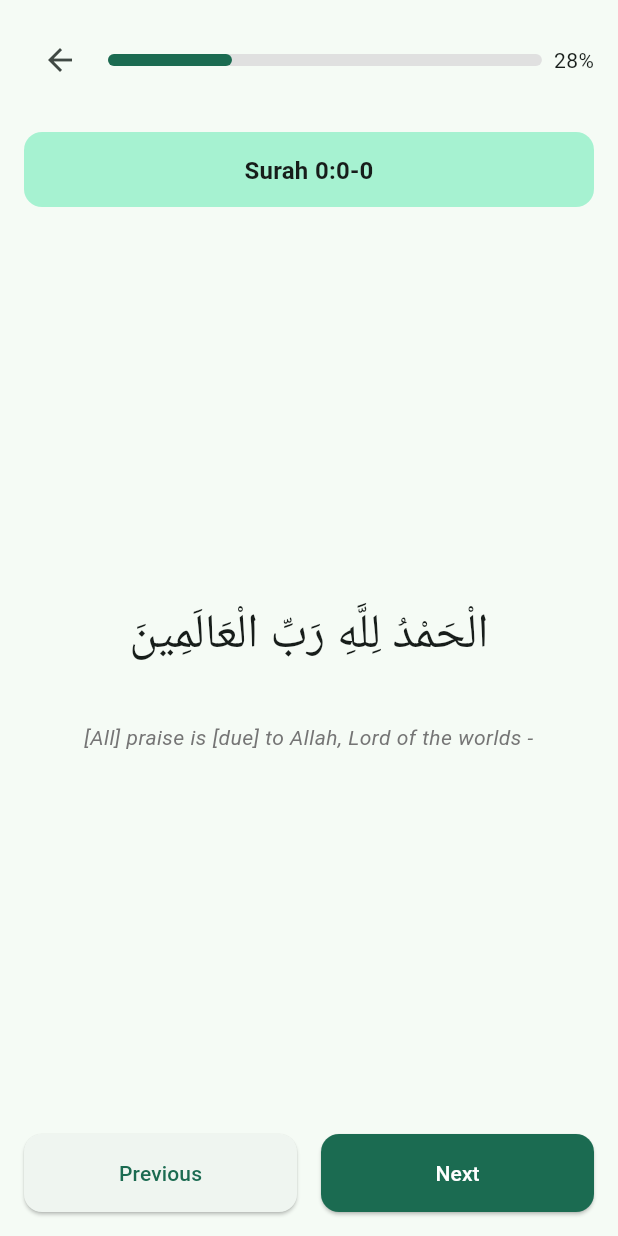
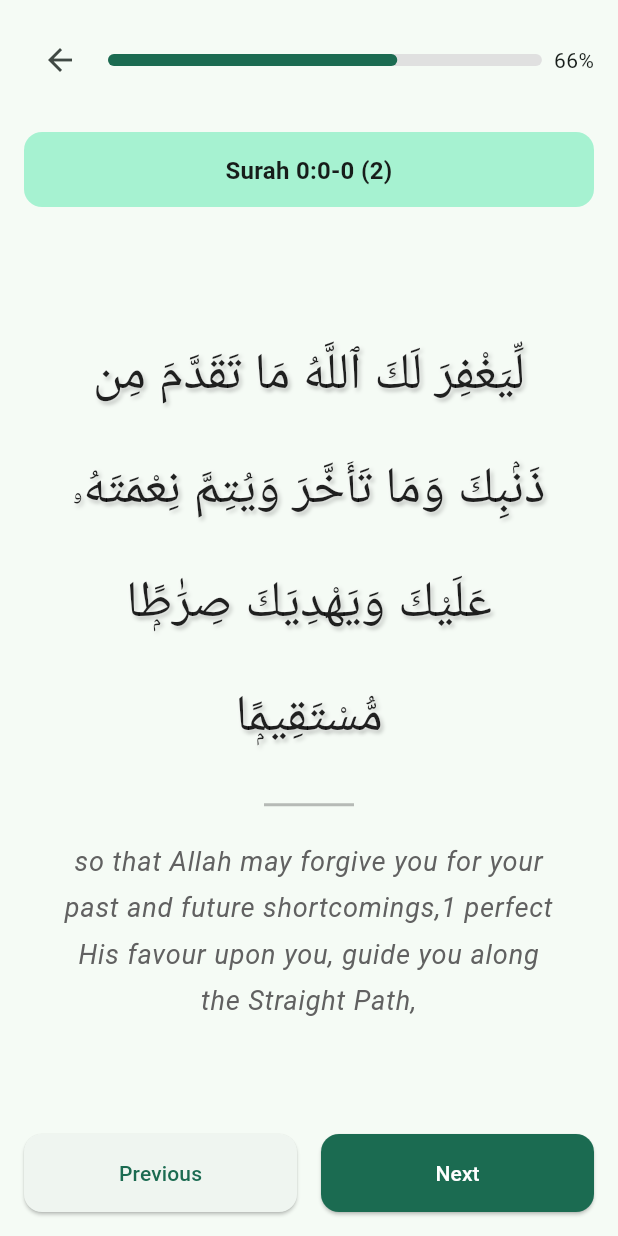
Before and after one commit to oneeall/ourdeen, a Flutter app: the MemorizationSessionView screen opened directly with empty values, after a tap on "Next", on a phone screen of 412 x 824 dp. Run offline on Flutter 3.47's test engine with Material 3 defaults, Android fonts, the phone set to English and light mode, and no system bars; our stand-ins replace google_fonts; Roboto replaces fonts that are missing (Amiri, Noto Sans Anatolian Hieroglyphs).

Commit message:
adjust the memorization feature

```diff
--- a/lib/features/memorizing/data/repositories/memorization_repository_impl.dart
+++ b/lib/features/memorizing/data/repositories/memorization_repository_impl.dart
@@ -1,9 +1,13 @@
+import 'dart:collection';
+
 import '../../domain/entities/memorization_session.dart';
 import '../../domain/repositories/memorization_repository.dart';
 
 class MemorizationRepositoryImpl implements MemorizationRepository {
   // In a real app, this would be stored in a database or fetched from an API
-  final List<MemorizationSession> _sessions = [
+
+  UnmodifiableListView<MemorizationSession> _sessions =
+      UnmodifiableListView([
         MemorizationSession(
           id: 1,
           surahNumber: 1,
@@ -24,13 +28,23 @@ class MemorizationRepositoryImpl implements MemorizationRepository {
           streak: 5,
           progress: 1.0,
         ),
-  ];
+        MemorizationSession(
+          id: 3,
+          surahNumber: 48,
+          startVerse: 1,
+          endVerse: 3,
+          createdAt: DateTime.now().subtract(const Duration(days: 2,)),
+          lastPracticed: DateTime.now().subtract(const Duration(days: 1,)),
+          streak: 0,
+          progress: 0.0,
+        )
+      ]);
 
   @override
-  Future<List<MemorizationSession>> getSessions() async {
+  Future<UnmodifiableListView<MemorizationSession>> getSessions() async {
     // Simulate network delay
     await Future.delayed(const Duration(milliseconds: 300));
-    return _sessions;
+    return UnmodifiableListView(_sessions);
   }
 
   @override
@@ -52,7 +66,7 @@ class MemorizationRepositoryImpl implements MemorizationRepository {
       progress: 0.0,
     );
 
-    _sessions.add(newSession);
+    _sessions = UnmodifiableListView([..._sessions, newSession]);
     return newSession;
   }
 
@@ -66,7 +80,9 @@ class MemorizationRepositoryImpl implements MemorizationRepository {
     final index = _sessions.indexWhere((session) => session.id == sessionId);
     if (index != -1) {
       final session = _sessions[index];
-      _sessions[index] = MemorizationSession(
+
+      final _sessionsList = _sessions.toList();
+      _sessionsList[index] = MemorizationSession(
         id: session.id,
         surahNumber: session.surahNumber,
         startVerse: session.startVerse,
@@ -76,6 +92,8 @@ class MemorizationRepositoryImpl implements MemorizationRepository {
         streak: session.streak,
         progress: progress,
       );
+
+      _sessions = UnmodifiableListView(_sessionsList);
       return _sessions[index];
     }
 
--- a/lib/features/memorizing/domain/repositories/memorization_repository.dart
+++ b/lib/features/memorizing/domain/repositories/memorization_repository.dart
@@ -1,7 +1,9 @@
+import 'dart:collection';
+
 import '../entities/memorization_session.dart';
 
 abstract class MemorizationRepository {
-  Future<List<MemorizationSession>> getSessions();
+  Future<UnmodifiableListView<MemorizationSession>> getSessions();
   Future<MemorizationSession> createSession(int surahNumber, int startVerse, int endVerse);
   Future<MemorizationSession> updateSessionProgress(int sessionId, double progress);
   Future<MemorizationSession> updateSessionStreak(int sessionId);
--- a/lib/features/memorizing/domain/usecases/get_sessions_usecase.dart
+++ b/lib/features/memorizing/domain/usecases/get_sessions_usecase.dart
@@ -1,3 +1,5 @@
+import 'dart:collection';
+
 import '../entities/memorization_session.dart';
 import '../repositories/memorization_repository.dart';
 
@@ -6,7 +8,7 @@ class GetSessionsUseCase {
 
   GetSessionsUseCase(this._memorizationRepository);
 
-  Future<List<MemorizationSession>> call() {
+  Future<UnmodifiableListView<MemorizationSession>> call() {
     return _memorizationRepository.getSessions();
   }
 }
--- a/lib/features/memorizing/presentation/views/memorization_session_view.dart
+++ b/lib/features/memorizing/presentation/views/memorization_session_view.dart
@@ -1,3 +1,5 @@
+import 'dart:ui';
+
 import 'package:flutter/material.dart';
 import 'package:provider/provider.dart';
 import 'package:ourdeen/features/memorizing/presentation/viewmodels/memorizing_viewmodel.dart';
@@ -17,7 +19,8 @@ class MemorizationSessionView extends StatefulWidget {
   });
 
   @override
-  State<MemorizationSessionView> createState() => _MemorizationSessionViewState();
+  State<MemorizationSessionView> createState() =>
+      _MemorizationSessionViewState();
 }
 
 class _MemorizationSessionViewState extends State<MemorizationSessionView>
@@ -25,6 +28,7 @@ class _MemorizationSessionViewState extends State<MemorizationSessionView>
   late AnimationController _controller;
   late Animation<double> _progressAnimation;
   late Animation<Offset> _slideAnimation;
+  late Animation<double> _fadeAnimation;
 
   double _progress = 0.0;
   int _currentStep = 0;
@@ -35,7 +39,8 @@ class _MemorizationSessionViewState extends State<MemorizationSessionView>
     // Surah Al-Fatihah (QS 1:1-7)
     {
       'arabic': 'بِسْمِ اللَّهِ الرَّحْمَٰنِ الرَّحِيمِ',
-      'translation': 'In the name of Allah, the Entirely Merciful, the Especially Merciful.',
+      'translation':
+          'In the name of Allah, the Entirely Merciful, the Especially Merciful.',
     },
     {
       'arabic': 'الْحَمْدُ لِلَّهِ رَبِّ الْعَالَمِينَ',
@@ -58,7 +63,8 @@ class _MemorizationSessionViewState extends State<MemorizationSessionView>
       'translation': 'Guide us to the straight path -',
     },
     {
-      'arabic': 'صِرَاطَ الَّذِينَ أَنْعَمْتَ عَلَيْهِمْ غَيْرِ الْمَغْضُوبِ عَلَيْهِمْ وَلَا الضَّالِّينَ',
+      'arabic':
+          'صِرَاطَ الَّذِينَ أَنْعَمْتَ عَلَيْهِمْ غَيْرِ الْمَغْضُوبِ عَلَيْهِمْ وَلَا الضَّالِّينَ',
       'translation':
           'The path of those upon whom You have bestowed favor, not of those who have evoked [Your] anger or of those who are astray.',
     },
@@ -79,6 +85,21 @@ class _MemorizationSessionViewState extends State<MemorizationSessionView>
       'arabic': 'وَلَمْ يَكُن لَّهُ كُفُوًا أَحَدٌ',
       'translation': 'Nor is there to Him any equivalent."',
     },
+    // Surat Al-Fath (QS 48 : 1-3)
+    {
+      'arabic': 'إِنَّا فَتَحْنَا لَكَ فَتْحًۭا مُّبِينًۭا',
+      'translation': 'Indeed, We have granted you a clear triumph O Prophet',
+    },
+    {
+      'arabic':
+          'لِّيَغْفِرَ لَكَ ٱللَّهُ مَا تَقَدَّمَ مِن ذَنۢبِكَ وَمَا تَأَخَّرَ وَيُتِمَّ نِعْمَتَهُۥ عَلَيْكَ وَيَهْدِيَكَ صِرَٰطًۭا مُّسْتَقِيمًۭا',
+      'translation':
+          'so that Allah may forgive you for your past and future shortcomings,1 perfect His favour upon you, guide you along the Straight Path,',
+    },
+    {
+      'arabic': 'وَيَنصُرَكَ ٱللَّهُ نَصْرًا عَزِيزًا',
+      'translation': 'and so that Allah will help you tremendously',
+    },
   ];
 
   @override
@@ -89,17 +110,20 @@ class _MemorizationSessionViewState extends State<MemorizationSessionView>
       vsync: this,
     );
 
-    _progressAnimation = Tween<double>(begin: 0, end: 1).animate(
-      CurvedAnimation(parent: _controller, curve: Curves.elasticOut),
-    );
+    _progressAnimation = Tween<double>(
+      begin: 0,
+      end: 1,
+    ).animate(CurvedAnimation(parent: _controller, curve: Curves.elasticOut));
+
+    _fadeAnimation = Tween<double>(
+      begin: 0,
+      end: 1,
+    ).animate(CurvedAnimation(parent: _controller, curve: Curves.easeInOut));
 
     _slideAnimation = Tween<Offset>(
       begin: const Offset(1, 0),
       end: Offset.zero,
-    ).animate(CurvedAnimation(
-      parent: _controller,
-      curve: Curves.easeInOut,
-    ));
+    ).animate(CurvedAnimation(parent: _controller, curve: Curves.easeInOut));
 
     _loadVerses();
   }
@@ -112,18 +136,31 @@ class _MemorizationSessionViewState extends State<MemorizationSessionView>
 
   void _loadVerses() {
     // Determine which surah and verses to load
-    if (widget.surahNumber == 1 && widget.startVerse == 1 && widget.endVerse == 7) {
+    if (widget.surahNumber == 1 &&
+        widget.startVerse == 1 &&
+        widget.endVerse == 7) {
       // Surah Al-Fatihah
       _verses = _surahData.sublist(0, 7).map((v) => v['arabic']!).toList();
-      _translations = _surahData.sublist(0, 7).map((v) => v['translation']!).toList();
-    } else if (widget.surahNumber == 112 && widget.startVerse == 1 && widget.endVerse == 4) {
+      _translations = _surahData
+          .sublist(0, 7)
+          .map((v) => v['translation']!)
+          .toList();
+    } else if (widget.surahNumber == 112 &&
+        widget.startVerse == 1 &&
+        widget.endVerse == 4) {
       // Surah Al-Ikhlas
       _verses = _surahData.sublist(7, 11).map((v) => v['arabic']!).toList();
-      _translations = _surahData.sublist(7, 11).map((v) => v['translation']!).toList();
+      _translations = _surahData
+          .sublist(7, 11)
+          .map((v) => v['translation']!)
+          .toList();
     } else {
       // Default to Al-Fatihah if not found
-      _verses = _surahData.sublist(0, 7).map((v) => v['arabic']!).toList();
-      _translations = _surahData.sublist(0, 7).map((v) => v['translation']!).toList();
+      _verses = _surahData.sublist(11, 14).map((v) => v['arabic']!).toList();
+      _translations = _surahData
+          .sublist(11, 14)
+          .map((v) => v['translation']!)
+          .toList();
     }
 
     _progress = 1.0 / _verses.length;
@@ -160,12 +197,15 @@ class _MemorizationSessionViewState extends State<MemorizationSessionView>
       context: context,
       builder: (BuildContext context) {
         return AlertDialog(
-          shape: RoundedRectangleBorder(borderRadius: BorderRadius.circular(16)),
+          shape: RoundedRectangleBorder(
+            borderRadius: BorderRadius.circular(16),
+          ),
           title: const Text('Congratulations!'),
           content: const Text('You have completed memorizing this section.'),
           actions: [
             TextButton(
               onPressed: () {
+                /// TODO : set proper navigation rather than double call navigator pop
                 Navigator.of(context).pop();
                 Navigator.of(context).pop(); // Go back to memorizing view
               },
@@ -184,8 +224,6 @@ class _MemorizationSessionViewState extends State<MemorizationSessionView>
 
   @override
   Widget build(BuildContext context) {
-    final viewModel = Provider.of<MemorizingViewModel>(context);
-
     return Scaffold(
       body: SafeArea(
         child: Padding(
@@ -227,7 +265,7 @@ class _MemorizationSessionViewState extends State<MemorizationSessionView>
                   borderRadius: BorderRadius.circular(12),
                 ),
                 child: Text(
-                  'Surah ${widget.surahNumber}:${widget.startVerse}-${widget.endVerse}',
+                  'Surah ${widget.surahNumber}:${widget.startVerse}-${widget.endVerse} (${_currentStep + 1})',
                   style: Theme.of(context).textTheme.titleMedium?.copyWith(
                     fontWeight: FontWeight.bold,
                   ),
@@ -238,30 +276,95 @@ class _MemorizationSessionViewState extends State<MemorizationSessionView>
 
               // Current verse display
               Expanded(
-                child: SlideTransition(
-                  position: _slideAnimation,
+                child: FadeTransition(
+                  opacity: _fadeAnimation,
                   child: Column(
                     mainAxisAlignment: MainAxisAlignment.center,
+                    crossAxisAlignment: CrossAxisAlignment.center,
                     children: [
-                      // Arabic text
-                      Text(
+                      // Arabic verse
+                      Padding(
+                        padding: const EdgeInsets.symmetric(
+                          horizontal: 16.0,
+                        ),
+                        child: Text(
                           _verses[_currentStep],
-                        style: const TextStyle(
-                          fontSize: 32,
-                          fontFamily: 'Amiri', // Use a traditional Arabic font
-                          height: 2.0,
+                          style: TextStyle(
+                            fontSize: 34,
+                            fontFamily: 'Amiri',
+                            height: 2.2,
+                            fontWeight: FontWeight.w500,
+                            color:
+                                Theme.of(context).brightness ==
+                                    Brightness.dark
+                                ? Colors.white
+                                : Colors.black87,
+                            shadows:
+                                Theme.of(context).brightness ==
+                                    Brightness.dark
+                                ? [
+                                    Shadow(
+                                      color: Colors.black54,
+                                      offset: Offset(1.5, 1.5),
+                                      blurRadius: 3,
+                                    ),
+                                    Shadow(
+                                      color: Colors.white24,
+                                      offset: Offset(0, 0),
+                                      blurRadius: 4,
+                                    ),
+                                  ]
+                                : [
+                                    Shadow(
+                                      color: Colors.black26,
+                                      offset: Offset(1.5, 1.5),
+                                      blurRadius: 3,
+                                    ),
+                                    Shadow(
+                                      color: Colors.white70,
+                                      offset: Offset(0, 0),
+                                      blurRadius: 4,
+                                    ),
+                                  ],
                           ),
                           textAlign: TextAlign.center,
                         ),
-                      const SizedBox(height: 24),
+                      ),
+
+                      const SizedBox(height: 20),
+
+                      // Divider for cognitive separation
+                      Container(
+                        width: 60,
+                        height: 2,
+                        color:
+                            Theme.of(context).brightness == Brightness.dark
+                            ? Colors.white24
+                            : Colors.black26,
+                      ),
+
+                      const SizedBox(height: 20),
+
                       // Translation
-                      Text(
+                      Padding(
+                        padding: const EdgeInsets.symmetric(
+                          horizontal: 24.0,
+                        ),
+                        child: Text(
                           _translations[_currentStep],
-                        style: Theme.of(context).textTheme.bodyMedium?.copyWith(
+                          style: Theme.of(context).textTheme.bodyLarge
+                              ?.copyWith(
                                 fontStyle: FontStyle.italic,
-                              color: Colors.grey[600],
+                                fontSize: 18,
+                                height: 1.6,
+                                color:
+                                    Theme.of(context).brightness ==
+                                        Brightness.dark
+                                    ? Colors.grey[300]
+                                    : Colors.grey[700],
                               ),
                           textAlign: TextAlign.center,
+                        ),
                       ),
                     ],
                   ),
```
Also changed, not shown: lib/features/memorizing/presentation/viewmodels/memorizing_viewmodel.dart (+27 -6 lines), lib/features/memorizing/presentation/views/memorizing_view.dart (+32 -11 lines). Lines whose indentation alone changed are shown as unchanged.
